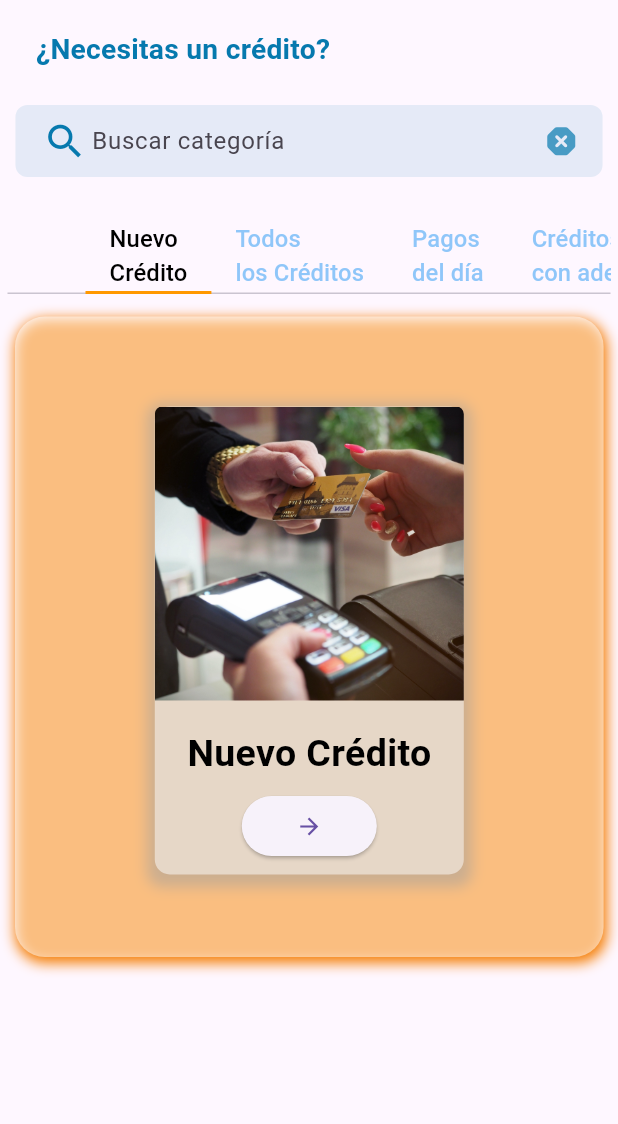
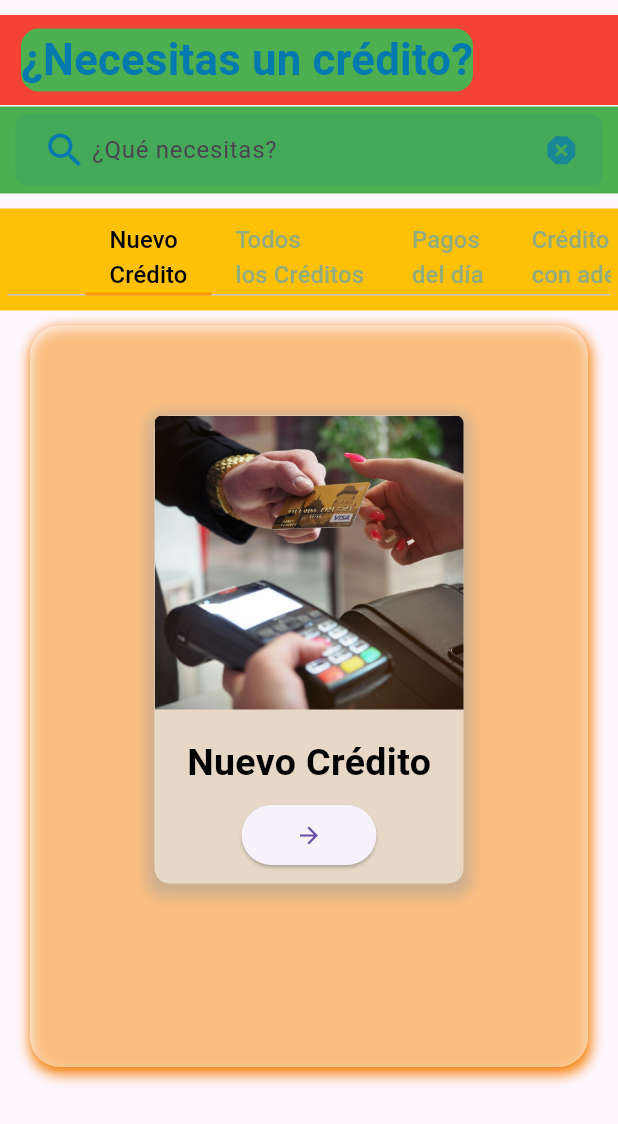
Before and after one commit to alexisortega/cobranzas, a Flutter app: the creditPage screen opened directly, on a phone screen of 412 x 824 dp. Shown: the top 1124 px of the screen. Run offline on Flutter 3.47's test engine with Material 3 defaults, Android fonts, the phone set to English and light mode, and no system bars; our stand-ins replace animate_do, animated_bottom_navigation_bar, cached_network_image, cloud_firestore, dropdown_search, firebase_auth and 12 more; missing offline and left inert: qr_code_scanner; accounts and stored records are empty.

Commit message:
falta arreglar dimenciones de creditPage (main)

```diff
--- a/lib/models/class_categoryCredits.dart
+++ b/lib/models/class_categoryCredits.dart
@@ -46,18 +46,6 @@ class _categoryCreditState extends State<categoryCredit> {
     @override
     void initState() {
       super.initState();
-      List<String> NameCategorys = [
-        "Nuevo Crédito",
-        "Todos los créditos",
-        "Pagos del día",
-        "Créditos con adeudo",
-      ];
-      List<String> Imags = [
-        "assets/nuevoCredito.jpg",
-        "assets/todosLosCreditos.jpg",
-        "assets/fondoListCreditos.jpg",
-        "assets/tarjetaCredito.jpg",
-      ];
     }
 
     @override
@@ -97,7 +85,8 @@ Widget getcategory(
   int index,
   BuildContext context,
 ) {
-  return Padding(
+  return Container(
+    child: Padding(
       padding: const EdgeInsets.only(
         left: 10,
         right: 10,
@@ -224,5 +213,6 @@ Widget getcategory(
           ),
         ),
       ),
+    ),
   );
 }
--- a/lib/ui/screens/creditPage.dart
+++ b/lib/ui/screens/creditPage.dart
@@ -39,34 +39,34 @@ class _creditPageState extends State<creditPage>
   @override
   Widget build(BuildContext context) {
     Size size = MediaQuery.of(context).size;
-    return Scaffold(
-      body: SingleChildScrollView(
+    return SafeArea(
+      child: Scaffold(
+        body: CustomScrollView(
+          physics: const BouncingScrollPhysics(),
+          slivers: [
+            SliverToBoxAdapter(
               child: Column(
                 crossAxisAlignment: CrossAxisAlignment.start,
                 children: <Widget>[
                   Container(
                     height: 60,
                     width: size.width,
-              decoration: BoxDecoration(
-                  borderRadius: BorderRadius.circular(10),
-                  color: Colors.transparent),
-              padding: const EdgeInsets.only(
-                bottom: 10,
-                top: 15,
-              ),
-              margin: const EdgeInsets.only(left: 20, right: 20),
+                    decoration: const BoxDecoration(color: Colors.red),
+                    padding: const EdgeInsets.only(top: 5, bottom: 5, left: 10),
+                    margin: const EdgeInsets.only(
+                        top: 10, left: 0, right: 0, bottom: 1),
                     child: Row(
                       mainAxisAlignment: MainAxisAlignment.start,
                       crossAxisAlignment: CrossAxisAlignment.start,
                       children: [
                         Card(
                             elevation: 0,
-                      color: Colors.transparent,
+                            color: Colors.green,
                             child: FittedBox(
-                        fit: BoxFit.contain,
+                              fit: BoxFit.fill,
                               child: CustomText(
                                 font: TextStyle(
-                            fontSize: 30,
+                                  fontSize: 50,
                                   color: Constants.blueColor,
                                   fontWeight: FontWeight.bold,
                                 ),
@@ -77,9 +77,9 @@ class _creditPageState extends State<creditPage>
                     ),
                   ),
                   Container(
-              color: Colors.transparent,
+                    color: Colors.green,
                     padding: const EdgeInsets.only(
-                top: 10,
+                      top: 5,
                       bottom: 5,
                     ),
                     child: Row(
@@ -114,7 +114,8 @@ class _creditPageState extends State<creditPage>
                                   setState(() {
                                     controllerCredit.search = value;
 
-                              if ("nuevo credito".isCaseInsensitiveContains(
+                                    if ("nuevo credito"
+                                        .isCaseInsensitiveContains(
                                             controllerCredit.search)) {
                                       tabController.animateTo(0);
                                     }
@@ -124,7 +125,8 @@ class _creditPageState extends State<creditPage>
                                       tabController.animateTo(1);
                                     }
 
-                              if ("pagos del dia".isCaseInsensitiveContains(
+                                    if ("pagos del dia"
+                                        .isCaseInsensitiveContains(
                                             controllerCredit.search)) {
                                       tabController.animateTo(2);
                                     }
@@ -143,7 +145,7 @@ class _creditPageState extends State<creditPage>
                                 },
                                 showCursor: true,
                                 decoration: const InputDecoration(
-                            hintText: 'Buscar categoría',
+                                  hintText: '¿Qué necesitas?',
                                   border: InputBorder.none,
                                   focusedBorder: InputBorder.none,
                                 ),
@@ -173,11 +175,13 @@ class _creditPageState extends State<creditPage>
                     ),
                   ),
                   const SizedBox(
-              height: 20.0,
+                    height: 10.0,
                   ),
-            Padding(
-              padding:
-                  const EdgeInsets.only(top: 5, bottom: 5, left: 5, right: 5),
+                  Container(
+                    color: Colors.amber,
+                    child: Padding(
+                      padding: const EdgeInsets.only(
+                          top: 10, bottom: 10, left: 5, right: 5),
                       child: TabBar(
                         indicatorSize: TabBarIndicatorSize.tab,
                         controller: tabController,
@@ -223,9 +227,12 @@ class _creditPageState extends State<creditPage>
                         ],
                       ),
                     ),
+                  ),
                   Container(
                     margin: const EdgeInsets.only(
-                left: 10,
+                      left: 20,
+                      bottom: 10,
+                      right: 20,
                       top: 10,
                     ),
                     decoration: BoxDecoration(
@@ -241,9 +248,11 @@ class _creditPageState extends State<creditPage>
                       ],
                     ),
                     // Colors.orangeAccent[700]),
-              padding: const EdgeInsets.only(top: 10),
-              height: size.height / 1.93,
-              width: size.width / 1.05,
+                    padding: const EdgeInsets.only(
+                      top: 10,
+                    ),
+                    height: size.height * 0.6,
+                    width: size.width,
                     child: TabBarView(
                       dragStartBehavior: DragStartBehavior.down,
                       controller: tabController,
@@ -265,6 +274,8 @@ class _creditPageState extends State<creditPage>
                   )
                 ],
               ),
+            ),
+          ],
         ),
         /*  bottomNavigationBar: Material(
           child: Container(
@@ -309,6 +320,7 @@ class _creditPageState extends State<creditPage>
             ),
           ),
         ),*/
+      ),
     );
   }
 }
--- a/lib/ui/screens/home_page.dart
+++ b/lib/ui/screens/home_page.dart
@@ -469,8 +469,6 @@ class _HomePageState extends State<HomePage> with TickerProviderStateMixin {
   }
 
   Widget listaClientes(Size size) {
-    final ScrollController _scrollController = ScrollController();
-
     return Container(
       // DATOS DEL CLIENTE
       color: Colors.transparent,
@@ -485,7 +483,7 @@ class _HomePageState extends State<HomePage> with TickerProviderStateMixin {
 
             return CustomScrollView(
               physics: const BouncingScrollPhysics(),
-              controller: _scrollController,
+              // controller: _scrollController,
               slivers: [
                 SliverAppBar(
                   pinned: false,
--- a/pubspec.yaml
+++ b/pubspec.yaml
@@ -46,7 +46,7 @@ dependencies:
   get: ^4.6.5
   firebase_core: ^2.1.0
   awesome_snackbar_content: ^0.1.1
-  cloud_firestore: ^4.0.5
+  cloud_firestore: ^4.15.5
   multiselect_formfield: ^0.1.7
   multi_select_flutter: ^4.1.3
   qr_code_scanner: ^1.0.1
@@ -62,7 +62,7 @@ dependencies:
   camera: ^0.10.3+2
   google_fonts: ^6.1.0
   flutter_keyboard_visibility: ^6.0.0
-  rive: ^0.12.4
+
 
 
 
```
Also changed, not shown: pubspec.lock, 3 other files. Lines whose indentation alone changed are shown as unchanged.
